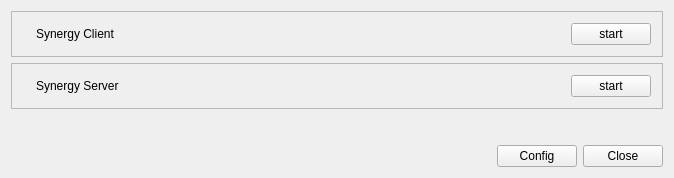
mbruggmann/synergytray, file src/mainview.ui: the form before one commit.
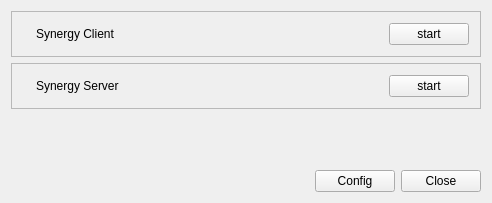
The form after the commit. Custom widgets are drawn as their Qt base class.

Commit message: hook up the new interface

```diff
--- a/src/mainview.ui
+++ b/src/mainview.ui
@@ -1,12 +1,12 @@
 <ui version="4.0" >
  <class>mainview</class>
- <widget class="QWidget" name="mainview" >
-  <property name="geometry" >
+ <widget class="QWidget" name="mainview">
+  <property name="geometry">
    <rect>
     <x>0</x>
     <y>0</y>
-    <width>674</width>
-    <height>178</height>
+    <width>492</width>
+    <height>203</height>
    </rect>
   </property>
   <property name="sizePolicy" >
@@ -179,7 +179,7 @@
    </item>
   </layout>
  </widget>
- <layoutdefault spacing="6" margin="11" />
+ <layoutdefault spacing="6" margin="11"/>
  <pixmapfunction>qPixmapFromMimeSource</pixmapfunction>
  <customwidgets>
   <customwidget>
```
Left out of the diff: 97 changed lines with no effect on the pictures. The commit also changes 3 other files.
